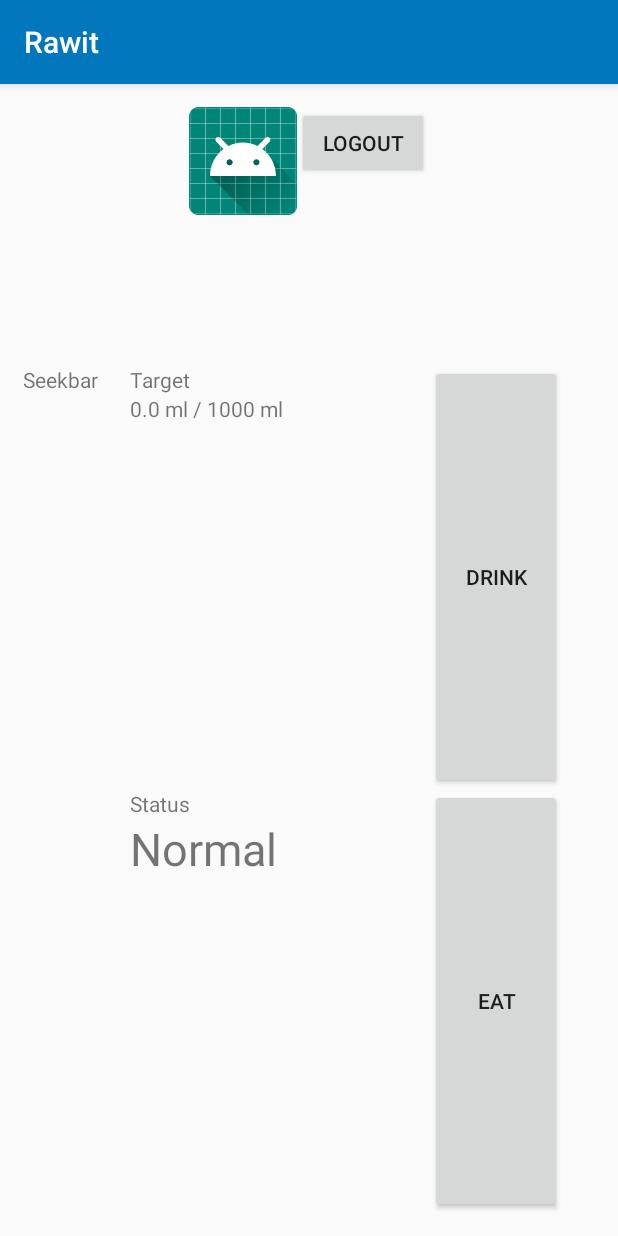
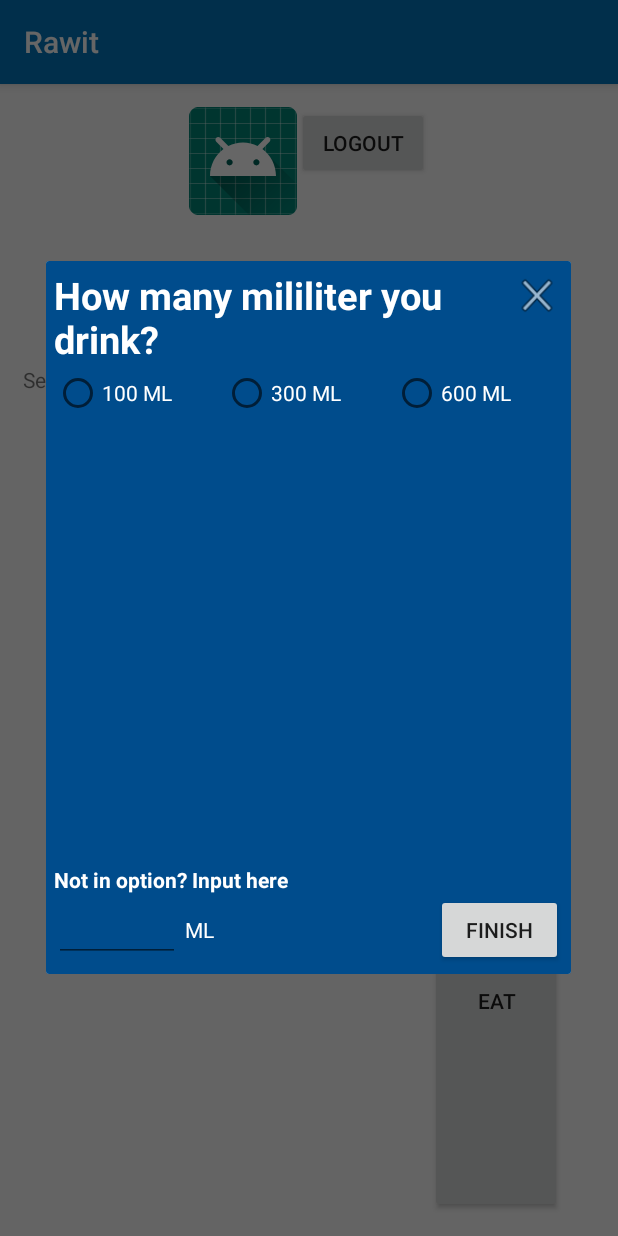
Before and after one commit to crunchox/Rawit, an Android app: the screen it shows after launch (MainActivity), after a tap on "DRINK", on a phone screen of 412 x 824 dp. Run offline under Robolectric (Android 15) with nearby library versions, the phone set to English and light mode, and no system bars; libraries missing offline, so code that uses them is left out: com.loopj.android, cz.msebera.android.

Commit message:
sudah dapat input air dan buah

```diff
--- a/app/src/main/java/com/example/albert/rawit/MainActivity.java
+++ b/app/src/main/java/com/example/albert/rawit/MainActivity.java
@@ -23,13 +23,13 @@ import org.json.JSONObject;
 import cz.msebera.android.httpclient.Header;
 
 public class MainActivity extends AppCompatActivity {
-    Dialog fruitDialog,weightDialog,loadingDialog;
+    Dialog fruitDialog,weightDialog,loadingDialog,waterDialog;
     Button btnEat,btnDrink;
     TextView tvWaterIntake,tvWaterRequired;
-    EditText etWeight;
+    EditText etWeight,etMl;
     String fruitSelected="Jeruk";
     String fruitNdbno="09200";
-    double weightSelected=0;
+    double weightSelected=0,mlSelected=0;
     double waterIntake=0;
     @Override
     protected void onCreate(Bundle savedInstanceState) {
@@ -40,17 +40,17 @@ public class MainActivity extends AppCompatActivity {
         tvWaterIntake=(TextView)findViewById(R.id.tv_water_intake);
         tvWaterIntake.setText(Double.toString(waterIntake));
         tvWaterRequired=(TextView)findViewById(R.id.tv_water_required);
-        etWeight=(EditText)findViewById(R.id.et_weight);
         fruitDialog=new Dialog(this);
         weightDialog=new Dialog(this);
         loadingDialog=new Dialog(this);
+        waterDialog=new Dialog(this);
         btnEat.setOnClickListener(new View.OnClickListener() {
             @Override
             public void onClick(View view) {
                 fruitDialog.setContentView(R.layout.fruits);
                 fruitDialog.getWindow();
                 fruitDialog.show();
-                Toast.makeText(getApplicationContext(),"Eat",Toast.LENGTH_SHORT).show();
+                //Toast.makeText(getApplicationContext(),"Eat",Toast.LENGTH_SHORT).show();
                 Button btnCancel,btnNext;
                 TextView txtHeader;
                 btnCancel=(Button)fruitDialog.findViewById(R.id.btn_cancel);
@@ -70,12 +70,13 @@ public class MainActivity extends AppCompatActivity {
                         weightDialog.setContentView(R.layout.weight);
                         weightDialog.getWindow();
                         weightDialog.show();
-                        Toast.makeText(getApplicationContext(),"Weight",Toast.LENGTH_SHORT).show();
+                        //Toast.makeText(getApplicationContext(),"Weight",Toast.LENGTH_SHORT).show();
                         Button btnCancel,btnFinish;
                         TextView txtHeader;
                         btnCancel=(Button)weightDialog.findViewById(R.id.btn_cancel);
                         btnFinish=(Button)weightDialog.findViewById(R.id.btn_finish);
                         txtHeader=(TextView)weightDialog.findViewById(R.id.txt_Header);
+                        etWeight=(EditText)weightDialog.findViewById(R.id.et_weight);
                         txtHeader.setText("How many gram you eat?");
                         btnCancel.setOnClickListener(new View.OnClickListener() {
                             @Override
@@ -128,8 +129,10 @@ public class MainActivity extends AppCompatActivity {
                                             }
                                             Log.i("hasil "+fruitSelected,String.valueOf(refuse+" "+value));
                                             double result=(weightSelected/100)*value*(refuse/100);
-                                            Log.i("hasil "+fruitSelected,String.valueOf(result));
-                                            tvWaterIntake.setText(Double.toString(waterIntake+=result));
+                                            Log.i("hasil "+fruitSelected,String.format("%.2f",result));
+                                            Toast.makeText(getApplicationContext(),"Kamu makan buah "+fruitSelected+" dengan berat "+String.format("%.0f",weightSelected)+" gram.\n" +
+                                                    "Jadi, kamu menerima air sebanyak "+String.format("%.2f",result)+" ml",Toast.LENGTH_LONG).show();
+                                            tvWaterIntake.setText(String.format("%.2f",waterIntake+=result));
                                         }catch (JSONException e){
                                             Log.i("hasil","Ketangkep");
                                             e.printStackTrace();
@@ -137,7 +140,6 @@ public class MainActivity extends AppCompatActivity {
                                         loadingDialog.dismiss();
                                     }
                                 });
-                                Toast.makeText(getApplicationContext(),"Kamu makan buah "+fruitSelected+" dengan berat "+weightSelected+" gram",Toast.LENGTH_LONG).show();
                             }
                         });
                     }
@@ -148,7 +150,39 @@ public class MainActivity extends AppCompatActivity {
         btnDrink.setOnClickListener(new View.OnClickListener() {
             @Override
             public void onClick(View view) {
-                Toast.makeText(getApplicationContext(),"Input Drink",Toast.LENGTH_SHORT).show();
+                waterDialog.setContentView(R.layout.water);
+                waterDialog.getWindow();
+                waterDialog.show();
+                Button btnCancel,btnFinish;
+                TextView txtHeader;
+                btnCancel=(Button)waterDialog.findViewById(R.id.btn_cancel);
+                btnFinish=(Button)waterDialog.findViewById(R.id.btn_finish);
+                txtHeader=(TextView)waterDialog.findViewById(R.id.txt_Header);
+                etMl=(EditText)waterDialog.findViewById(R.id.et_ml);
+                txtHeader.setText("How many mililiter you drink?");
+                btnCancel.setOnClickListener(new View.OnClickListener() {
+                    @Override
+                    public void onClick(View view) {
+                        waterDialog.dismiss();
+                    }
+                });
+                btnFinish.setOnClickListener(new View.OnClickListener() {
+                    @Override
+                    public void onClick(View view) {
+                        waterDialog.dismiss();
+                        loadingDialog.setContentView(R.layout.loading);
+                        loadingDialog.getWindow();
+                        loadingDialog.show();
+                        if(etMl.getText().toString().matches("")){
+                            //pilih di radio button
+                        }else{
+                            mlSelected=Double.parseDouble(etMl.getText().toString());
+                        }
+                        Toast.makeText(getApplicationContext(),"Kamu minum "+String.format("%.0f",mlSelected)+" ml air",Toast.LENGTH_LONG).show();
+                        tvWaterIntake.setText(String.format("%.2f",waterIntake+=mlSelected));
+                        loadingDialog.dismiss();
+                    }
+                });
             }
         });
     }
@@ -202,6 +236,18 @@ public class MainActivity extends AppCompatActivity {
                 if (checked)
                     weightSelected=150;
                 break;
+            case R.id.radio_100ml:
+                if (checked)
+                    mlSelected=100;
+                break;
+            case R.id.radio_300ml:
+                if (checked)
+                    mlSelected=300;
+                break;
+            case R.id.radio_600ml:
+                if (checked)
+                    mlSelected=600;
+                break;
         }
     }
 }
--- /dev/null
+++ b/app/src/main/res/layout/water.xml
@@ -0,0 +1,103 @@
+<?xml version="1.0" encoding="utf-8"?>
+<LinearLayout xmlns:android="http://schemas.android.com/apk/res/android"
+    android:orientation="vertical"
+    android:layout_width="350dp"
+    android:layout_height="475dp"
+    android:background="@color/colorPrimaryDark"
+    android:padding="5dp"
+    android:layout_gravity="center">
+    <LinearLayout
+        android:layout_width="match_parent"
+        android:layout_height="wrap_content"
+        android:orientation="horizontal"
+        android:layout_weight=".10">
+
+        <TextView
+            android:id="@+id/txt_Header"
+            android:text="Header"
+            android:textSize="25dp"
+            android:textColor="#ffffff"
+            android:textStyle="bold"
+            android:layout_width="0dp"
+            android:layout_height="wrap_content"
+            android:layout_weight=".90" />
+
+        <Button
+            android:id="@+id/btn_cancel"
+            android:layout_width="0dp"
+            android:layout_height="35dp"
+            android:layout_weight=".10"
+            android:layout_gravity="right"
+            android:background="@android:drawable/ic_menu_close_clear_cancel" />
+
+    </LinearLayout>
+    <RadioGroup xmlns:android="http://schemas.android.com/apk/res/android"
+        android:layout_width="match_parent"
+        android:layout_height="wrap_content"
+        android:orientation="horizontal"
+        android:layout_weight="10">
+        <RadioButton android:id="@+id/radio_100ml"
+            android:layout_width="wrap_content"
+            android:layout_height="wrap_content"
+            android:layout_weight="1"
+            android:text="100 ML"
+            android:textColor="#ffff"
+            android:onClick="onRadioButtonClicked" />
+        <RadioButton android:id="@+id/radio_300ml"
+            android:layout_width="wrap_content"
+            android:layout_height="wrap_content"
+            android:layout_weight="1"
+            android:text="300 ML"
+            android:textColor="#ffff"
+            android:onClick="onRadioButtonClicked"/>
+        <RadioButton android:id="@+id/radio_600ml"
+            android:layout_width="wrap_content"
+            android:layout_height="wrap_content"
+            android:layout_weight="1"
+            android:text="600 ML"
+            android:textColor="#ffff"
+            android:onClick="onRadioButtonClicked"/>
+    </RadioGroup>
+
+    <LinearLayout
+        android:layout_width="match_parent"
+        android:layout_height="wrap_content"
+        android:orientation="vertical">
+        <TextView
+            android:layout_width="wrap_content"
+            android:layout_height="wrap_content"
+            android:text="Not in option? Input here"
+            android:textColor="#ffffff"
+            android:textStyle="bold" />
+        <LinearLayout
+            android:layout_width="match_parent"
+            android:layout_height="wrap_content"
+            android:orientation="horizontal"
+            android:descendantFocusability="beforeDescendants"
+            android:focusableInTouchMode="true">
+            <EditText
+                android:id="@+id/et_ml"
+                android:layout_width="wrap_content"
+                android:layout_height="wrap_content"
+                android:layout_weight=".3"
+                android:inputType="number"
+                />
+            <TextView
+                android:layout_width="wrap_content"
+                android:layout_height="wrap_content"
+                android:layout_weight=".7"
+                android:text=" ML"
+                android:textColor="#ffff"/>
+
+            <Button
+                android:id="@+id/btn_finish"
+                android:layout_width="0dp"
+                android:layout_height="wrap_content"
+                android:layout_gravity="right"
+                android:layout_weight=".4"
+                android:text="Finish" />
+
+        </LinearLayout>
+
+    </LinearLayout>
+</LinearLayout>
```
